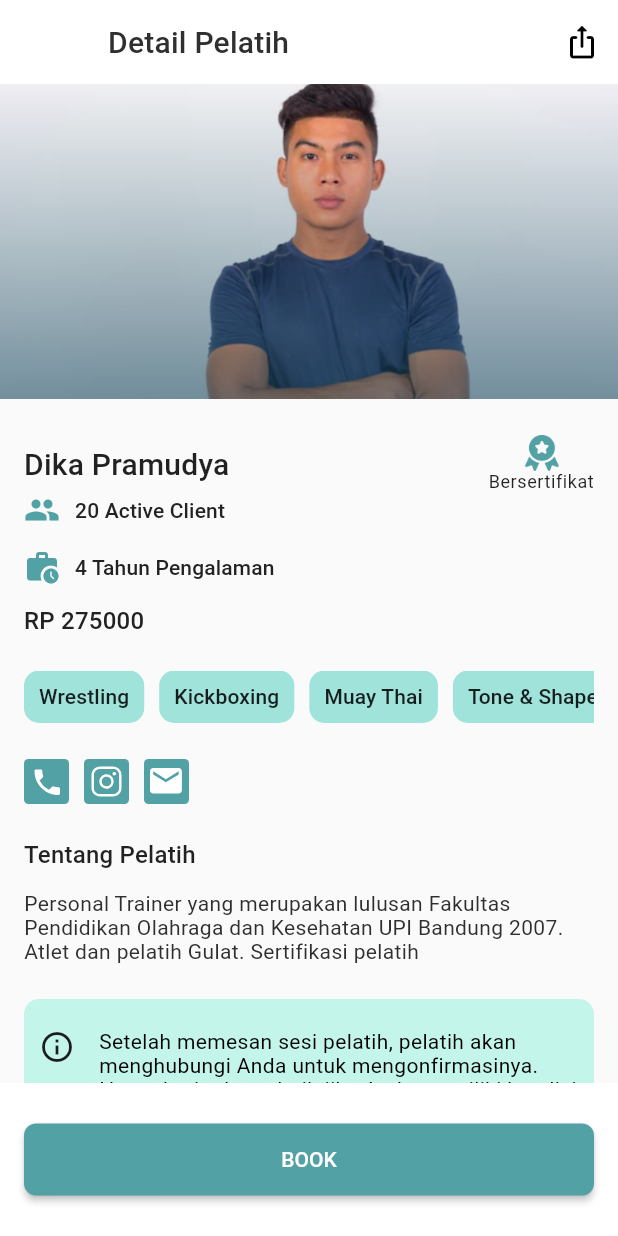
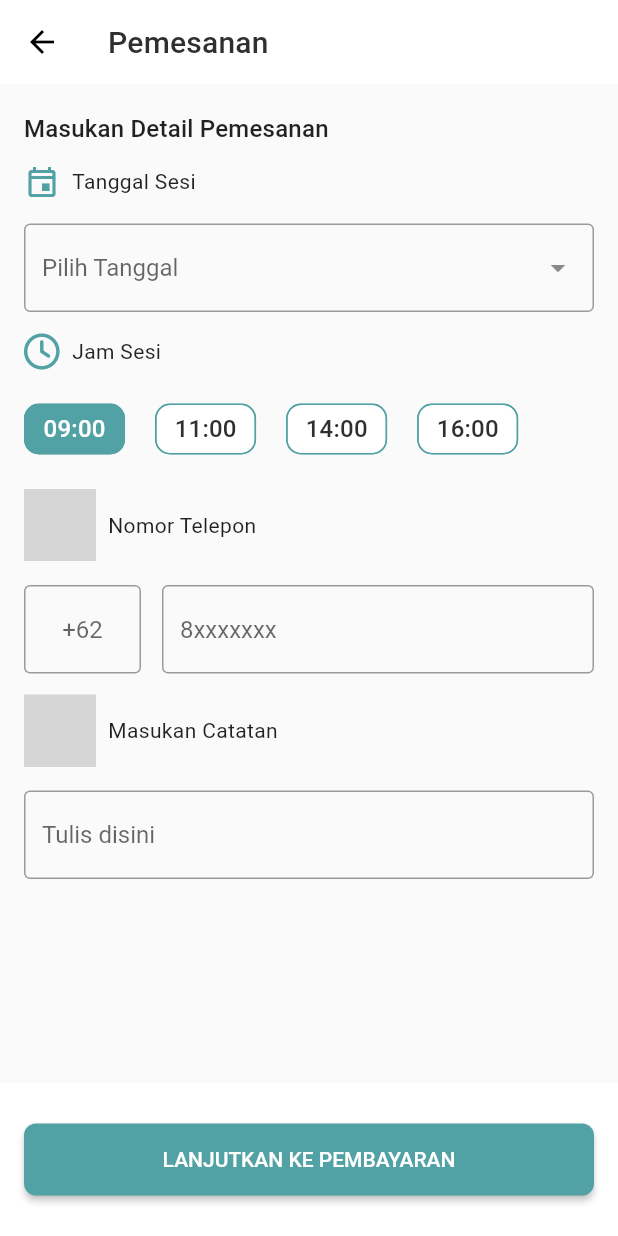
Before and after one commit to Group10CapstoneProject/Flutter, a Flutter app: the DetailTrainerScreen screen opened directly with sample values from the repository, after a tap on "BOOK", on a phone screen of 412 x 824 dp. Run offline on Flutter 3.47's test engine with Material 2 defaults, Android fonts, the phone set to English and light mode, and no system bars; our stand-ins replace date_picker_timeline, dio, flutter_svg, font_awesome_flutter, google_fonts, shared_preferences; accounts and stored records are empty; grey boxes are pictures that could not be loaded.

Commit message:
menambahkan booking pelatih

```diff
--- /dev/null
+++ b/lib/screen/trainers/booking_trainers.dart
@@ -0,0 +1,277 @@
+import 'package:capstone_alterra_flutter/styles/theme.dart';
+import 'package:flutter/cupertino.dart';
+import 'package:flutter/material.dart';
+import 'package:flutter/services.dart';
+import 'package:flutter_svg/flutter_svg.dart';
+import 'package:font_awesome_flutter/font_awesome_flutter.dart';
+import 'package:intl/intl.dart';
+
+class BookingTrainers extends StatefulWidget {
+  const BookingTrainers({super.key});
+
+  @override
+  State<BookingTrainers> createState() => _BookingTrainersState();
+}
+
+class _BookingTrainersState extends State<BookingTrainers> {
+  TextEditingController inputDate = TextEditingController();
+  TextEditingController inputNumber = TextEditingController();
+  TextEditingController inputNote = TextEditingController();
+  DateTime selectedDate = DateTime.now();
+
+  @override
+  Widget build(BuildContext context) {
+    return Scaffold(
+      appBar: AppBar(
+        elevation: 0,
+        backgroundColor: Colors.white,
+        systemOverlayStyle: const SystemUiOverlayStyle(
+            statusBarIconBrightness: Brightness.dark,
+            statusBarBrightness: Brightness.light),
+        iconTheme: const IconThemeData(color: Colors.black),
+        title: Text(
+          'Pemesanan',
+          style: kHeading6.copyWith(color: blackLight),
+        ),
+      ),
+      body: SingleChildScrollView(
+        child: Column(
+          children: [
+            Padding(
+              padding: const EdgeInsets.symmetric(horizontal: 16, vertical: 20),
+              child: Column(
+                crossAxisAlignment: CrossAxisAlignment.start,
+                children: [
+                  Text(
+                    'Masukan Detail Pemesanan',
+                    style: kSubtitle1,
+                  ),
+                  const SizedBox(
+                    height: 14.0,
+                  ),
+                  Row(
+                    children: [
+                      Icon(
+                        Icons.event_outlined,
+                        color: primaryBase,
+                        size: 24,
+                      ),
+                      const SizedBox(
+                        width: 8.0,
+                      ),
+                      Text(
+                        'Tanggal Sesi',
+                        style: kBody2,
+                      ),
+                    ],
+                  ),
+                  Padding(
+                    padding: const EdgeInsets.only(top: 16, bottom: 14),
+                    child: TextFormField(
+                      readOnly: true,
+                      controller: inputDate,
+                      decoration: const InputDecoration(
+                          border: OutlineInputBorder(),
+                          focusedBorder: OutlineInputBorder(),
+                          hintText: 'Pilih Tanggal',
+                          suffixIcon: Icon(Icons.arrow_drop_down)),
+                      onTap: () {
+                        showModalBottomSheet(
+                            context: context,
+                            builder: (context) {
+                              return CupertinoDatePicker(
+                                mode: CupertinoDatePickerMode.date,
+                                initialDateTime: DateTime.now(),
+                                onDateTimeChanged: (DateTime dateTime) {
+                                  setState(() {
+                                    inputDate.text = DateFormat('d MMMM y')
+                                        .format(dateTime)
+                                        .toString();
+                                  });
+                                },
+                              );
+                            });
+                        // final selectDate = await showDatePicker(
+                        //     context: context,
+                        //     initialDate: selectedDate,
+                        //     firstDate: DateTime(2020),
+                        //     lastDate: DateTime(selectedDate.year + 5));
+
+                        // if (selectDate != null) {
+                        //   setState(
+                        //     () {
+                        //       selectedDate = selectDate;
+
+                        //       inputDate.text =
+                        //           DateFormat('dd-MM-yyyy').format(selectDate);
+                        //     },
+                        //   );
+                        // }
+                      },
+                    ),
+                  ),
+                  Row(
+                    children: [
+                      Icon(
+                        FontAwesomeIcons.clock,
+                        size: 24,
+                        color: primaryBase,
+                      ),
+                      const SizedBox(
+                        width: 8.0,
+                      ),
+                      Text(
+                        'Jam Sesi',
+                        style: kBody2,
+                      ),
+                    ],
+                  ),
+                  Padding(
+                    padding: const EdgeInsets.symmetric(vertical: 16),
+                    child: Wrap(
+                      spacing: 20,
+                      children: [
+                        _chip(isChoosen: true, title: '09:00', onTap: () {}),
+                        _chip(isChoosen: false, title: '11:00', onTap: () {}),
+                        _chip(isChoosen: false, title: '14:00', onTap: () {}),
+                        _chip(isChoosen: false, title: '16:00', onTap: () {}),
+                      ],
+                    ),
+                  ),
+                  Row(
+                    children: [
+                      SvgPicture.asset('assets/telpon.svg'),
+                      const SizedBox(
+                        width: 8.0,
+                      ),
+                      Text(
+                        'Nomor Telepon',
+                        style: kBody2,
+                      ),
+                    ],
+                  ),
+                  Padding(
+                    padding: const EdgeInsets.only(top: 16, bottom: 14),
+                    child: Row(
+                      children: [
+                        SizedBox(
+                          width: 78,
+                          child: TextFormField(
+                            textAlign: TextAlign.center,
+                            decoration: const InputDecoration(
+                              border: OutlineInputBorder(
+                                borderRadius: BorderRadius.all(
+                                  Radius.circular(4),
+                                ),
+                              ),
+                              hintText: '+62',
+                            ),
+                          ),
+                        ),
+                        const SizedBox(
+                          width: 14.0,
+                        ),
+                        Expanded(
+                          child: TextFormField(
+                            controller: inputNumber,
+                            keyboardType: TextInputType.number,
+                            decoration: const InputDecoration(
+                              border: OutlineInputBorder(
+                                borderRadius: BorderRadius.all(
+                                  Radius.circular(4),
+                                ),
+                              ),
+                              hintText: '8xxxxxxx',
+                            ),
+                          ),
+                        ),
+                      ],
+                    ),
+                  ),
+                  Row(
+                    children: [
+                      SvgPicture.asset(
+                        'assets/note.svg',
+                      ),
+                      const SizedBox(
+                        width: 8.0,
+                      ),
+                      Text(
+                        'Masukan Catatan',
+                        style: kBody2,
+                      ),
+                    ],
+                  ),
+                  Padding(
+                    padding: const EdgeInsets.only(top: 16),
+                    child: TextFormField(
+                      controller: inputNote,
+                      decoration: const InputDecoration(
+                        border: OutlineInputBorder(
+                          borderRadius: BorderRadius.all(
+                            Radius.circular(4),
+                          ),
+                        ),
+                        hintText: 'Tulis disini',
+                      ),
+                    ),
+                  )
+                ],
+              ),
+            ),
+          ],
+        ),
+      ),
+      bottomNavigationBar: Container(
+        color: whiteColor,
+        height: 102,
+        child: Column(
+          mainAxisAlignment: MainAxisAlignment.center,
+          children: [
+            Container(
+              height: 48,
+              width: double.infinity,
+              margin: const EdgeInsets.symmetric(
+                horizontal: 16,
+              ),
+              child: ElevatedButton(
+                onPressed: () {},
+                style: ElevatedButton.styleFrom(
+                  backgroundColor: primaryBase,
+                  padding: const EdgeInsets.symmetric(
+                    horizontal: 20,
+                  ),
+                  shape: RoundedRectangleBorder(
+                    borderRadius: BorderRadius.circular(8),
+                  ),
+                ),
+                child: const Text('LANJUTKAN KE PEMBAYARAN'),
+              ),
+            ),
+          ],
+        ),
+      ),
+    );
+  }
+}
+
+Widget _chip(
+    {required bool isChoosen,
+    required String title,
+    required void Function()? onTap}) {
+  return GestureDetector(
+    onTap: onTap,
+    child: Chip(
+      label: Text(
+        title,
+        style:
+            kSubtitle1.copyWith(color: (isChoosen) ? Colors.white : blackLight),
+      ),
+      backgroundColor: (isChoosen) ? primaryBase : Colors.white,
+      shape: RoundedRectangleBorder(
+        borderRadius: BorderRadius.circular(10),
+        side: BorderSide(color: primaryBase),
+      ),
+    ),
+  );
+}
--- a/lib/screen/trainers/details_trainers.dart
+++ b/lib/screen/trainers/details_trainers.dart
@@ -1,5 +1,6 @@
 import 'package:capstone_alterra_flutter/model/category_trainer_model.dart';
 import 'package:capstone_alterra_flutter/model/trainers_model.dart';
+import 'package:capstone_alterra_flutter/screen/trainers/booking_trainers.dart';
 import 'package:capstone_alterra_flutter/styles/theme.dart';
 import 'package:flutter/material.dart';
 import 'package:flutter/services.dart';
@@ -16,9 +17,11 @@ class DetailTrainerScreen extends StatelessWidget {
         elevation: 0,
         backgroundColor: whiteColor,
         systemOverlayStyle: const SystemUiOverlayStyle(
-            statusBarIconBrightness: Brightness.dark,
-            statusBarBrightness: Brightness.light),
-        iconTheme: IconThemeData(color: whiteColor),
+          statusBarIconBrightness: Brightness.dark,
+          statusBarBrightness: Brightness.light,
+          statusBarColor: Colors.white,
+        ),
+        iconTheme: IconThemeData(color: blackColor),
         title: Text(
           'Detail Pelatih',
           style: kHeading6.copyWith(color: blackLight),
@@ -127,7 +130,6 @@ class DetailTrainerScreen extends StatelessWidget {
                       itemBuilder: (context, index) {
                         final categoryPelat = categoryList[index];
                         return Container(
-                          // margin: EdgeInsets.only(left: 16),
                           padding: const EdgeInsets.symmetric(
                               vertical: 8, horizontal: 10),
                           decoration: BoxDecoration(
@@ -228,7 +230,14 @@ class DetailTrainerScreen extends StatelessWidget {
                 horizontal: 16,
               ),
               child: ElevatedButton(
-                onPressed: () {},
+                onPressed: () {
+                  Navigator.push(
+                    context,
+                    MaterialPageRoute(
+                      builder: (context) => const BookingTrainers(),
+                    ),
+                  );
+                },
                 style: ElevatedButton.styleFrom(
                   backgroundColor: primaryBase,
                   padding: const EdgeInsets.symmetric(
--- a/lib/screen/trainers/filter_trainers.dart
+++ b/lib/screen/trainers/filter_trainers.dart
@@ -1,7 +1,6 @@
 import 'package:capstone_alterra_flutter/styles/theme.dart';
 import 'package:flutter/material.dart';
 import 'package:flutter/services.dart';
-import 'package:google_fonts/google_fonts.dart';
 
 class TrainerFilterScreen extends StatelessWidget {
   const TrainerFilterScreen({super.key});
```
